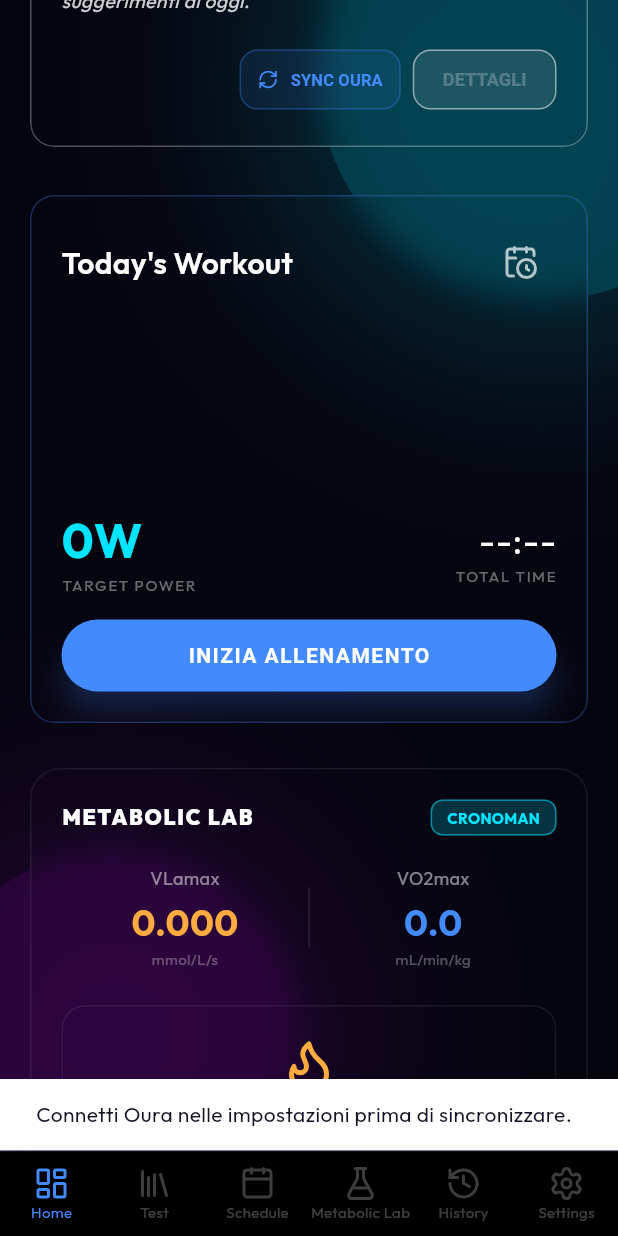
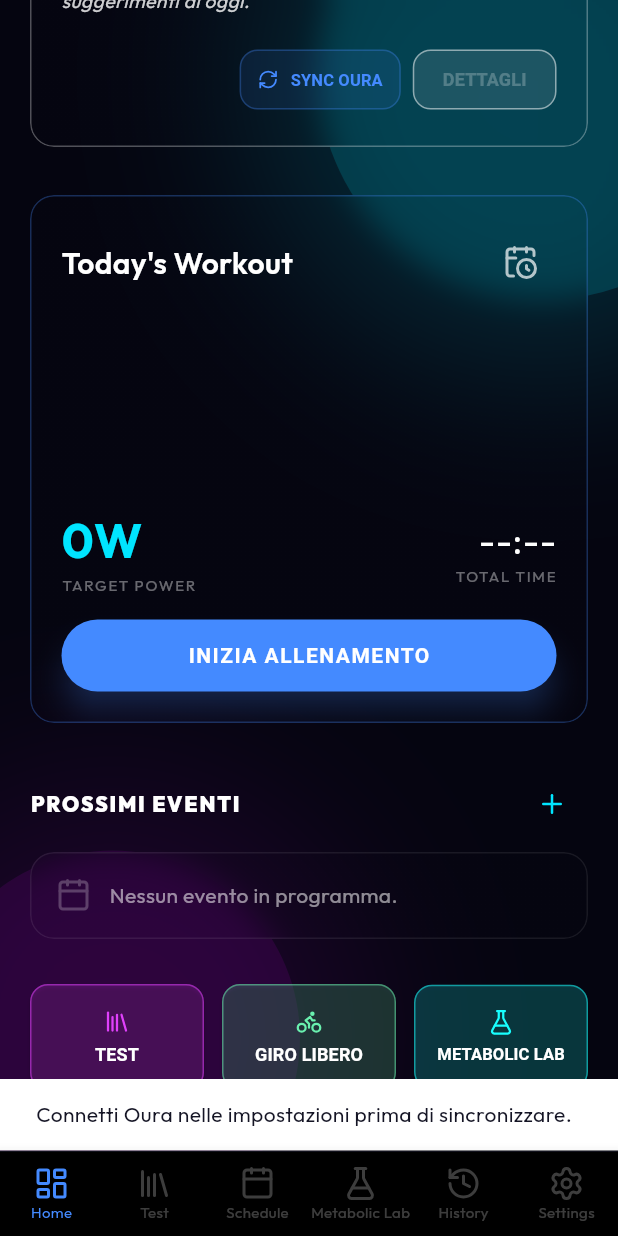
Before and after one commit to diegotruant/spatial-cosmic-mobile, a Flutter app: the screen it shows once a user with an empty profile is signed in, scrolled down 272 dp, on a phone screen of 412 x 824 dp. Run offline on Flutter 3.47's test engine with Material 3 defaults, Android fonts, the phone set to English and light mode, and no system bars; our stand-ins replace app_links, audioplayers, fl_chart, flutter_blue_plus, google_fonts, lucide_icons and 5 more; missing offline and left inert: fit_tool; accounts and stored records are empty; network calls fail.

Commit message:
RIMOSSO Metabolic Lab dalla home (era ancora presente)

```diff
--- a/lib/src/ui/screens/dashboard/modern_dashboard_screen.dart
+++ b/lib/src/ui/screens/dashboard/modern_dashboard_screen.dart
@@ -1230,8 +1230,6 @@ class _ModernDashboardScreenState extends State<ModernDashboardScreen> {
         const SizedBox(height: 32),
         _buildMainWorkoutCard(),
         const SizedBox(height: 30),
-        _buildMetabolicProfile(context),
-        const SizedBox(height: 30),
         _buildUpcomingEvents(context),
         const SizedBox(height: 30),
         _buildActionButtons(context),
```
